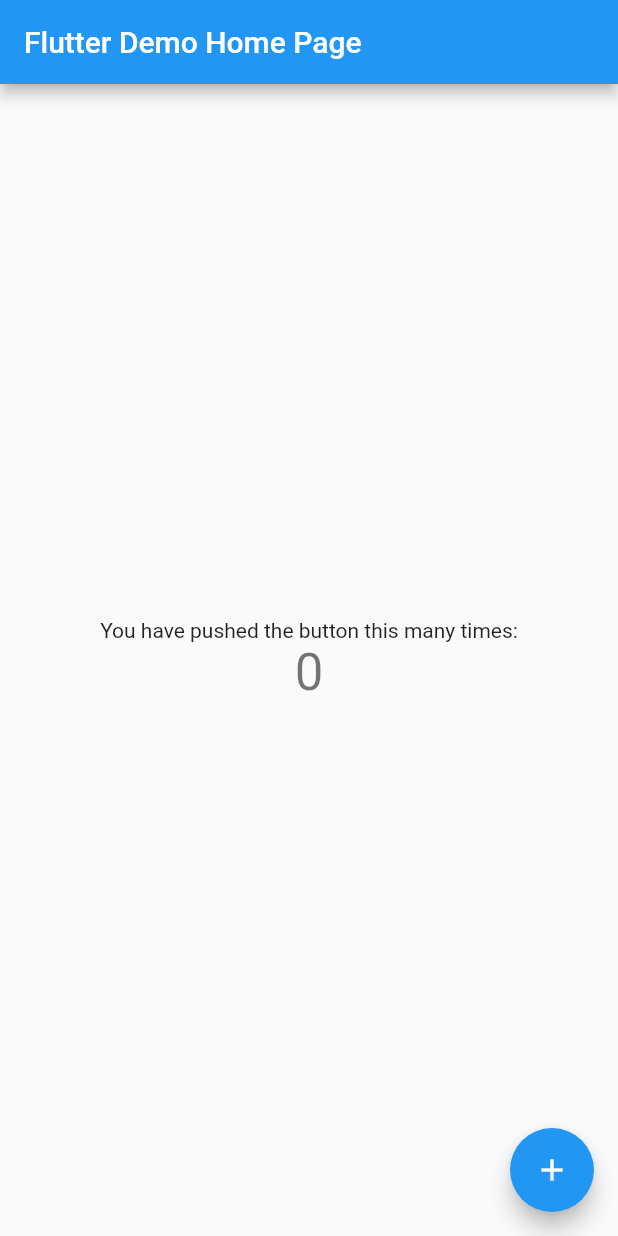
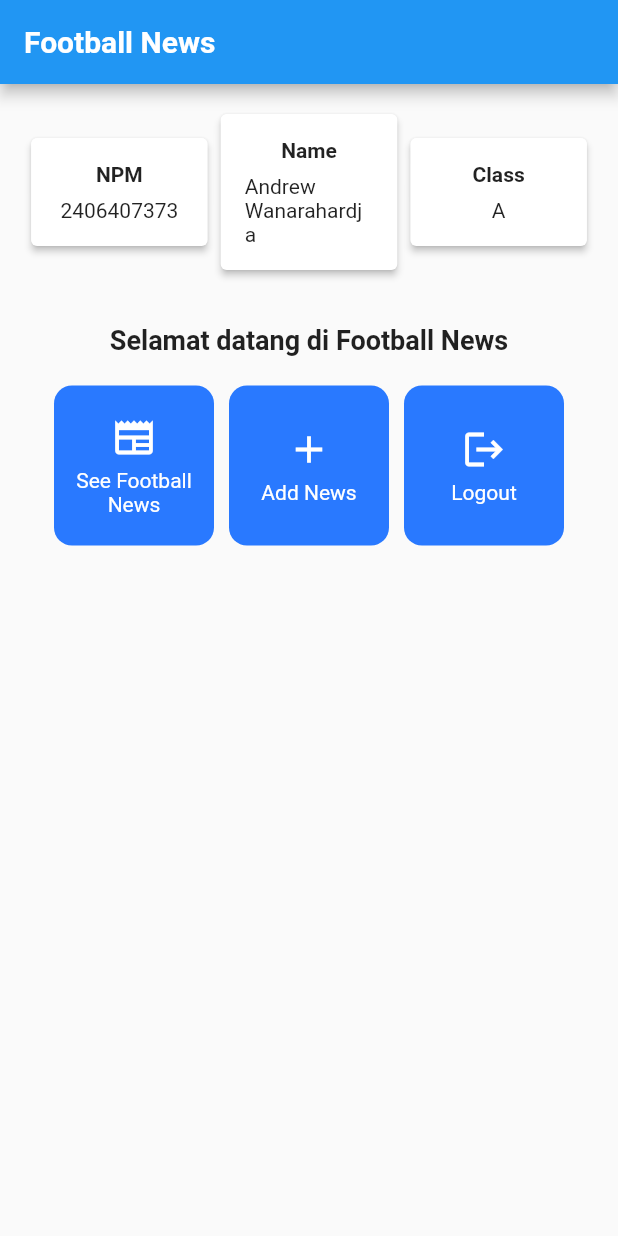
Before and after one commit to AndrewWanarahardja/football-news-mobile, a Flutter app: the screen it shows after launch, on a phone screen of 412 x 824 dp. Run offline on Flutter 3.47's test engine with Material 2 defaults, Android fonts, the phone set to English and light mode, and no system bars.

Commit message:
tutorial 6

```diff
--- a/app/lib/main.dart
+++ b/app/lib/main.dart
@@ -1,4 +1,5 @@
 import 'package:flutter/material.dart';
+import 'package:app/menu.dart';
 
 void main() {
   runApp(const MyApp());
@@ -22,94 +23,10 @@ class MyApp extends StatelessWidget {
         // or simply save your changes to "hot reload" in a Flutter IDE).
         // Notice that the counter didn't reset back to zero; the application
         // is not restarted.
-        primarySwatch: Colors.blue,
+        colorScheme: ColorScheme.fromSwatch(primarySwatch: Colors.blue)
+        .copyWith(secondary: Colors.blueAccent[400]),
       ),
-      home: const MyHomePage(title: 'Flutter Demo Home Page'),
+      home: MyHomePage(),
     );
   }
 }
-
-class MyHomePage extends StatefulWidget {
-  const MyHomePage({super.key, required this.title});
-
-  // This widget is the home page of your application. It is stateful, meaning
-  // that it has a State object (defined below) that contains fields that affect
-  // how it looks.
-
-  // This class is the configuration for the state. It holds the values (in this
-  // case the title) provided by the parent (in this case the App widget) and
-  // used by the build method of the State. Fields in a Widget subclass are
-  // always marked "final".
-
-  final String title;
-
-  @override
-  State<MyHomePage> createState() => _MyHomePageState();
-}
-
-class _MyHomePageState extends State<MyHomePage> {
-  int _counter = 0;
-
-  void _incrementCounter() {
-    setState(() {
-      // This call to setState tells the Flutter framework that something has
-      // changed in this State, which causes it to rerun the build method below
-      // so that the display can reflect the updated values. If we changed
-      // _counter without calling setState(), then the build method would not be
-      // called again, and so nothing would appear to happen.
-      _counter++;
-    });
-  }
-
-  @override
-  Widget build(BuildContext context) {
-    // This method is rerun every time setState is called, for instance as done
-    // by the _incrementCounter method above.
-    //
-    // The Flutter framework has been optimized to make rerunning build methods
-    // fast, so that you can just rebuild anything that needs updating rather
-    // than having to individually change instances of widgets.
-    return Scaffold(
-      appBar: AppBar(
-        // Here we take the value from the MyHomePage object that was created by
-        // the App.build method, and use it to set our appbar title.
-        title: Text(widget.title),
-      ),
-      body: Center(
-        // Center is a layout widget. It takes a single child and positions it
-        // in the middle of the parent.
-        child: Column(
-          // Column is also a layout widget. It takes a list of children and
-          // arranges them vertically. By default, it sizes itself to fit its
-          // children horizontally, and tries to be as tall as its parent.
-          //
-          // Invoke "debug painting" (press "p" in the console, choose the
-          // "Toggle Debug Paint" action from the Flutter Inspector in Android
-          // Studio, or the "Toggle Debug Paint" command in Visual Studio Code)
-          // to see the wireframe for each widget.
-          //
-          // Column has various properties to control how it sizes itself and
-          // how it positions its children. Here we use mainAxisAlignment to
-          // center the children vertically; the main axis here is the vertical
-          // axis because Columns are vertical (the cross axis would be
-          // horizontal).
-          mainAxisAlignment: MainAxisAlignment.center,
-          children: <Widget>[
-            const Text(
-              'You have pushed the button this many times:',
-            ),
-            Text(
-              '$_counter',
-              style: Theme.of(context).textTheme.headline4,
-            ),
-          ],
-        ),
-      ),
-      floatingActionButton: FloatingActionButton(
-        onPressed: _incrementCounter,
-        tooltip: 'Increment',
-        child: const Icon(Icons.add),
-      ), // This trailing comma makes auto-formatting nicer for build methods.
-    );
-  }
-}
--- a/app/lib/menu.dart
+++ b/app/lib/menu.dart
@@ -0,0 +1,187 @@
+import 'package:flutter/material.dart';
+
+class MyHomePage extends StatelessWidget {
+  MyHomePage({super.key});
+
+  final String nama = "Andrew Wanarahardja"; //nama
+  final String npm = "2406407373"; //npm
+  final String kelas = "A"; //kelas
+
+  final List<ItemHomepage> items = [
+    ItemHomepage("See Football News", Icons.newspaper),
+    ItemHomepage("Add News", Icons.add),
+    ItemHomepage("Logout", Icons.logout),
+  ];
+
+   @override
+    Widget build(BuildContext context) {
+        return Scaffold(
+            // AppBar adalah bagian atas halaman yang menampilkan judul.
+            appBar: AppBar(
+              // Judul aplikasi "Football News" dengan teks putih dan tebal.
+              title: const Text(
+                'Football News',
+                style: TextStyle(
+                  color: Colors.white,
+                  fontWeight: FontWeight.bold,
+                ),
+              ),
+              // Warna latar belakang AppBar diambil dari skema warna tema aplikasi.
+              backgroundColor: Theme.of(context).colorScheme.primary,
+            ),
+            // Body halaman dengan padding di sekelilingnya.
+            body: Padding(
+              padding: const EdgeInsets.all(16.0),
+              // Menyusun widget secara vertikal dalam sebuah kolom.
+              child: Column(
+                crossAxisAlignment: CrossAxisAlignment.center,
+                children: [
+                  // Row untuk menampilkan 3 InfoCard secara horizontal.
+                  Row(
+                    mainAxisAlignment: MainAxisAlignment.spaceEvenly,
+                    children: [
+                      InfoCard(title: 'NPM', content: npm),
+                      InfoCard(title: 'Name', content: nama),
+                      InfoCard(title: 'Class', content: kelas),
+                    ],
+                  ),
+
+                  // Memberikan jarak vertikal 16 unit.
+                  const SizedBox(height: 16.0),
+
+                  // Menempatkan widget berikutnya di tengah halaman.
+                  Center(
+                    child: Column(
+                      // Menyusun teks dan grid item secara vertikal.
+
+                      children: [
+                        // Menampilkan teks sambutan dengan gaya tebal dan ukuran 18.
+                        const Padding(
+                          padding: EdgeInsets.only(top: 16.0),
+                          child: Text(
+                            'Selamat datang di Football News',
+                            style: TextStyle(
+                              fontWeight: FontWeight.bold,
+                              fontSize: 18.0,
+                            ),
+                          ),
+                        ),
+
+                        // Grid untuk menampilkan ItemCard dalam bentuk grid 3 kolom.
+                        GridView.count(
+                          primary: true,
+                          padding: const EdgeInsets.all(20),
+                          crossAxisSpacing: 10,
+                          mainAxisSpacing: 10,
+                          crossAxisCount: 3,
+                          // Agar grid menyesuaikan tinggi kontennya.
+                          shrinkWrap: true,
+
+                          // Menampilkan ItemCard untuk setiap item dalam list items.
+                          children: items.map((ItemHomepage item) {
+                            return ItemCard(item);
+                          }).toList(),
+                        ),
+                      ],
+                    ),
+                  ),
+                ],
+              ),
+            ),
+        );
+    }
+}
+
+class InfoCard extends StatelessWidget {
+  // Kartu informasi yang menampilkan title dan content.
+
+  final String title;  // Judul kartu.
+  final String content;  // Isi kartu.
+
+  const InfoCard({super.key, required this.title, required this.content});
+
+  @override
+  Widget build(BuildContext context) {
+    return Card(
+      // Membuat kotak kartu dengan bayangan dibawahnya.
+      elevation: 2.0,
+      child: Container(
+        // Mengatur ukuran dan jarak di dalam kartu.
+        width: MediaQuery.of(context).size.width / 3.5, // menyesuaikan dengan lebar device yang digunakan.
+        padding: const EdgeInsets.all(16.0),
+        // Menyusun title dan content secara vertikal.
+        child: Column(
+          children: [
+            Text(
+              title,
+              style: const TextStyle(fontWeight: FontWeight.bold),
+            ),
+            const SizedBox(height: 8.0),
+            Text(content),
+          ],
+        ),
+      ),
+    );
+  }
+}
+
+class ItemHomepage {
+ final String name;
+ final IconData icon;
+
+ ItemHomepage(this.name, this.icon);
+}
+
+class ItemCard extends StatelessWidget {
+  // Menampilkan kartu dengan ikon dan nama.
+
+  final ItemHomepage item;
+
+  const ItemCard(this.item, {super.key});
+
+  @override
+  Widget build(BuildContext context) {
+    return Material(
+      // Menentukan warna latar belakang dari tema aplikasi.
+      color: Theme.of(context).colorScheme.secondary,
+      // Membuat sudut kartu melengkung.
+      borderRadius: BorderRadius.circular(12),
+
+      child: InkWell(
+        // Aksi ketika kartu ditekan.
+        onTap: () {
+          // Menampilkan pesan SnackBar saat kartu ditekan.
+          ScaffoldMessenger.of(context)
+            ..hideCurrentSnackBar()
+            ..showSnackBar(
+              SnackBar(content: Text("Kamu telah menekan tombol ${item.name}!"))
+            );
+        },
+        // Container untuk menyimpan Icon dan Text
+        child: Container(
+          padding: const EdgeInsets.all(8),
+          child: Center(
+            child: Column(
+              // Menyusun ikon dan teks di tengah kartu.
+              mainAxisAlignment: MainAxisAlignment.center,
+              children: [
+                Icon(
+                  item.icon,
+                  color: Colors.white,
+                  size: 30.0,
+                ),
+                const Padding(padding: EdgeInsets.all(3)),
+                Text(
+                  item.name,
+                  textAlign: TextAlign.center,
+                  style: const TextStyle(color: Colors.white),
+                ),
+              ],
+            ),
+          ),
+        ),
+      ),
+    );
+  }
+
+}
```
